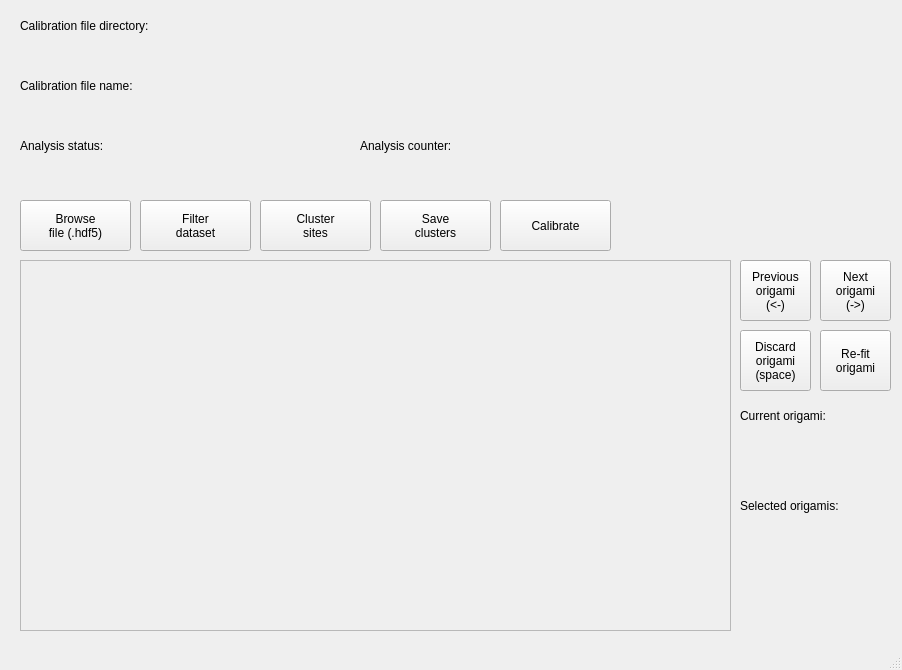
azelcer/picasimpler, file src/picasimpler/UI/calibration_ui.ui: the form before one commit.
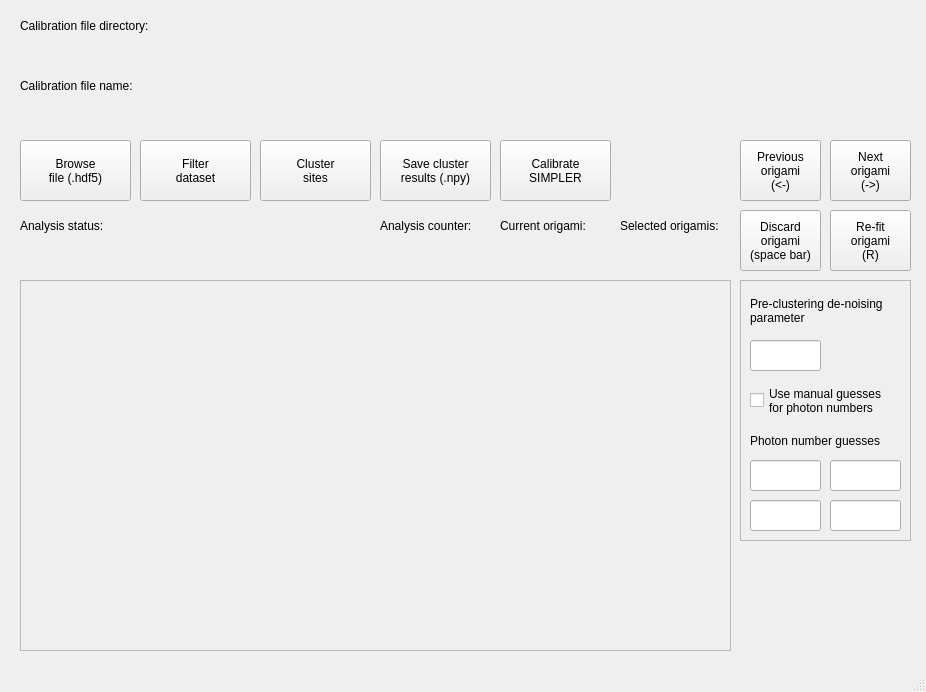
The form after the commit. Custom widgets are drawn as their Qt base class.

Commit message: add denoise parameter

```diff
--- a/src/picasimpler/UI/calibration_ui.ui
+++ b/src/picasimpler/UI/calibration_ui.ui
@@ -6,8 +6,8 @@
    <rect>
     <x>0</x>
     <y>0</y>
-    <width>902</width>
-    <height>670</height>
+    <width>926</width>
+    <height>692</height>
    </rect>
   </property>
   <property name="windowTitle">
@@ -18,9 +18,9 @@
     <property name="geometry">
      <rect>
       <x>140</x>
-      <y>200</y>
+      <y>140</y>
       <width>111</width>
-      <height>51</height>
+      <height>61</height>
      </rect>
     </property>
     <property name="text">
@@ -32,7 +32,7 @@
     <property name="geometry">
      <rect>
       <x>380</x>
-      <y>280</y>
+      <y>300</y>
       <width>331</width>
       <height>331</height>
      </rect>
@@ -42,8 +42,8 @@
     <property name="geometry">
      <rect>
       <x>20</x>
-      <y>160</y>
-      <width>331</width>
+      <y>240</y>
+      <width>351</width>
       <height>31</height>
      </rect>
     </property>
@@ -54,9 +54,9 @@
    <widget class="QLabel" name="analysis_counter_label">
     <property name="geometry">
      <rect>
-      <x>360</x>
-      <y>160</y>
-      <width>311</width>
+      <x>380</x>
+      <y>240</y>
+      <width>111</width>
       <height>31</height>
      </rect>
     </property>
@@ -68,8 +68,8 @@
     <property name="geometry">
      <rect>
       <x>740</x>
-      <y>260</y>
-      <width>71</width>
+      <y>140</y>
+      <width>81</width>
       <height>61</height>
      </rect>
     </property>
@@ -82,9 +82,9 @@
    <widget class="QPushButton" name="next_orig_button">
     <property name="geometry">
      <rect>
-      <x>820</x>
-      <y>260</y>
-      <width>71</width>
+      <x>830</x>
+      <y>140</y>
+      <width>81</width>
       <height>61</height>
      </rect>
     </property>
@@ -98,7 +98,7 @@
     <property name="geometry">
      <rect>
       <x>40</x>
-      <y>280</y>
+      <y>300</y>
       <width>331</width>
       <height>331</height>
      </rect>
@@ -108,23 +108,23 @@
     <property name="geometry">
      <rect>
       <x>740</x>
-      <y>330</y>
-      <width>71</width>
+      <y>210</y>
+      <width>81</width>
       <height>61</height>
      </rect>
     </property>
     <property name="text">
      <string>Discard
 origami
-(space)</string>
+(space bar)</string>
     </property>
    </widget>
    <widget class="QLabel" name="current_orig_label">
     <property name="geometry">
      <rect>
-      <x>740</x>
-      <y>440</y>
-      <width>151</width>
+      <x>500</x>
+      <y>240</y>
+      <width>111</width>
       <height>31</height>
      </rect>
     </property>
@@ -135,9 +135,9 @@
    <widget class="QLabel" name="selec_orig_label">
     <property name="geometry">
      <rect>
-      <x>740</x>
-      <y>530</y>
-      <width>151</width>
+      <x>620</x>
+      <y>240</y>
+      <width>111</width>
       <height>31</height>
      </rect>
     </property>
@@ -149,9 +149,9 @@
     <property name="geometry">
      <rect>
       <x>20</x>
-      <y>200</y>
+      <y>140</y>
       <width>111</width>
-      <height>51</height>
+      <height>61</height>
      </rect>
     </property>
     <property name="text">
@@ -164,7 +164,7 @@
      <rect>
       <x>20</x>
       <y>100</y>
-      <width>811</width>
+      <width>891</width>
       <height>31</height>
      </rect>
     </property>
@@ -203,7 +203,7 @@
      <rect>
       <x>20</x>
       <y>40</y>
-      <width>811</width>
+      <width>891</width>
       <height>31</height>
      </rect>
     </property>
@@ -214,9 +214,9 @@
    <widget class="QLabel" name="current_orig_title_label">
     <property name="geometry">
      <rect>
-      <x>740</x>
-      <y>400</y>
-      <width>151</width>
+      <x>500</x>
+      <y>210</y>
+      <width>111</width>
       <height>31</height>
      </rect>
     </property>
@@ -227,9 +227,9 @@
    <widget class="QLabel" name="selec_orig_title_label">
     <property name="geometry">
      <rect>
-      <x>740</x>
-      <y>490</y>
-      <width>151</width>
+      <x>620</x>
+      <y>210</y>
+      <width>111</width>
       <height>31</height>
      </rect>
     </property>
@@ -240,9 +240,9 @@
    <widget class="QLabel" name="analysis_counter_title_label">
     <property name="geometry">
      <rect>
-      <x>360</x>
-      <y>130</y>
-      <width>311</width>
+      <x>380</x>
+      <y>210</y>
+      <width>111</width>
       <height>31</height>
      </rect>
     </property>
@@ -254,8 +254,8 @@
     <property name="geometry">
      <rect>
       <x>20</x>
-      <y>130</y>
-      <width>331</width>
+      <y>210</y>
+      <width>111</width>
       <height>31</height>
      </rect>
     </property>
@@ -267,9 +267,9 @@
     <property name="geometry">
      <rect>
       <x>260</x>
-      <y>200</y>
+      <y>140</y>
       <width>111</width>
-      <height>51</height>
+      <height>61</height>
      </rect>
     </property>
     <property name="text">
@@ -281,7 +281,7 @@
     <property name="geometry">
      <rect>
       <x>20</x>
-      <y>260</y>
+      <y>280</y>
       <width>711</width>
       <height>371</height>
      </rect>
@@ -296,44 +296,153 @@
    <widget class="QPushButton" name="refit_origami">
     <property name="geometry">
      <rect>
-      <x>820</x>
-      <y>330</y>
-      <width>71</width>
+      <x>830</x>
+      <y>210</y>
+      <width>81</width>
       <height>61</height>
      </rect>
     </property>
     <property name="text">
      <string>Re-fit
-origami</string>
+origami
+(R)</string>
     </property>
    </widget>
    <widget class="QPushButton" name="save_clust_button">
     <property name="geometry">
      <rect>
       <x>380</x>
-      <y>200</y>
+      <y>140</y>
       <width>111</width>
-      <height>51</height>
+      <height>61</height>
      </rect>
     </property>
     <property name="text">
-     <string>Save
-clusters</string>
+     <string>Save cluster
+results (.npy)</string>
     </property>
    </widget>
    <widget class="QPushButton" name="calib_button">
     <property name="geometry">
      <rect>
       <x>500</x>
-      <y>200</y>
+      <y>140</y>
       <width>111</width>
-      <height>51</height>
+      <height>61</height>
      </rect>
     </property>
     <property name="text">
-     <string>Calibrate</string>
+     <string>Calibrate
+SIMPLER</string>
     </property>
    </widget>
+   <widget class="QFrame" name="guess_frame">
+    <property name="geometry">
+     <rect>
+      <x>740</x>
+      <y>280</y>
+      <width>171</width>
+      <height>261</height>
+     </rect>
+    </property>
+    <property name="frameShape">
+     <enum>QFrame::StyledPanel</enum>
+    </property>
+    <property name="frameShadow">
+     <enum>QFrame::Raised</enum>
+    </property>
+    <widget class="QCheckBox" name="manual_guess_checkbox">
+     <property name="geometry">
+      <rect>
+       <x>10</x>
+       <y>100</y>
+       <width>151</width>
+       <height>41</height>
+      </rect>
+     </property>
+     <property name="text">
+      <string>Use manual guesses
+for photon numbers</string>
+     </property>
+    </widget>
+    <widget class="QLabel" name="preclust_tol_title_label">
+     <property name="geometry">
+      <rect>
+       <x>10</x>
+       <y>10</y>
+       <width>151</width>
+       <height>41</height>
+      </rect>
+     </property>
+     <property name="text">
+      <string>Pre-clustering de-noising
+parameter</string>
+     </property>
+    </widget>
+    <widget class="QLabel" name="guess_title_label">
+     <property name="geometry">
+      <rect>
+       <x>10</x>
+       <y>150</y>
+       <width>131</width>
+       <height>21</height>
+      </rect>
+     </property>
+     <property name="text">
+      <string>Photon number guesses:</string>
+     </property>
+    </widget>
+    <widget class="QLineEdit" name="n1_guess_lineedit">
+     <property name="geometry">
+      <rect>
+       <x>10</x>
+       <y>180</y>
+       <width>71</width>
+       <height>31</height>
+      </rect>
+     </property>
+    </widget>
+    <widget class="QLineEdit" name="n2_guess_lineedit">
+     <property name="geometry">
+      <rect>
+       <x>90</x>
+       <y>180</y>
+       <width>71</width>
+       <height>31</height>
+      </rect>
+     </property>
+    </widget>
+    <widget class="QLineEdit" name="n3_guess_lineedit">
+     <property name="geometry">
+      <rect>
+       <x>10</x>
+       <y>220</y>
+       <width>71</width>
+       <height>31</height>
+      </rect>
+     </property>
+    </widget>
+    <widget class="QLineEdit" name="n4_guess_lineedit">
+     <property name="geometry">
+      <rect>
+       <x>90</x>
+       <y>220</y>
+       <width>71</width>
+       <height>31</height>
+      </rect>
+     </property>
+    </widget>
+    <widget class="CustomQLineEdit" name="preclust_tol_lineedit">
+     <property name="geometry">
+      <rect>
+       <x>10</x>
+       <y>60</y>
+       <width>71</width>
+       <height>31</height>
+      </rect>
+     </property>
+    </widget>
+   </widget>
    <zorder>color_frame</zorder>
    <zorder>filter_button</zorder>
    <zorder>analysis_status_label</zorder>
@@ -368,6 +477,11 @@
    <header>pyqtgraph</header>
    <container>1</container>
   </customwidget>
+  <customwidget>
+   <class>CustomQLineEdit</class>
+   <extends>QLineEdit</extends>
+   <header location="global">picasimpler/UI/custom_widgets.h</header>
+  </customwidget>
  </customwidgets>
  <tabstops>
   <tabstop>browse_file_button</tabstop>
```
Left out of the diff: 1 changed line with no effect on the pictures. The commit also changes 12 other files.
